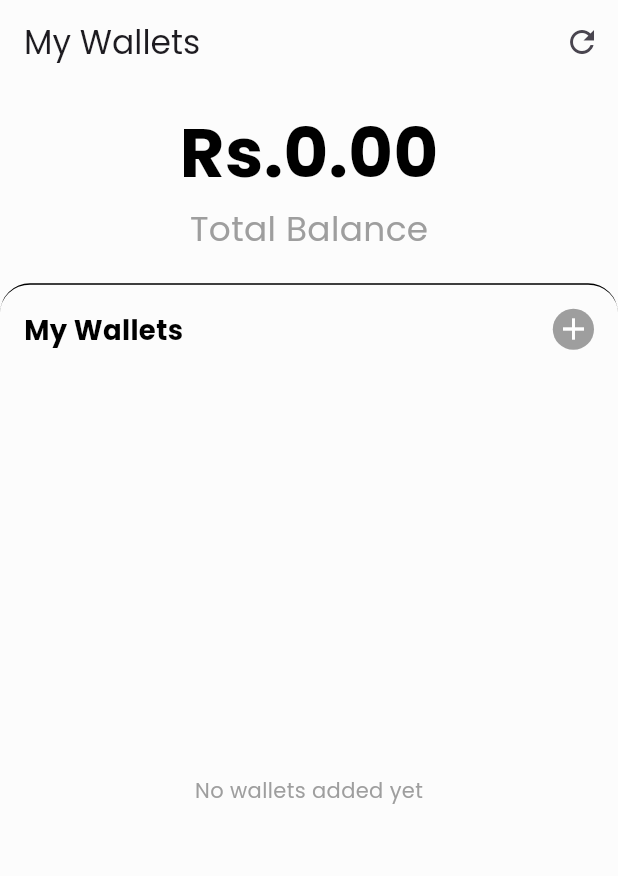
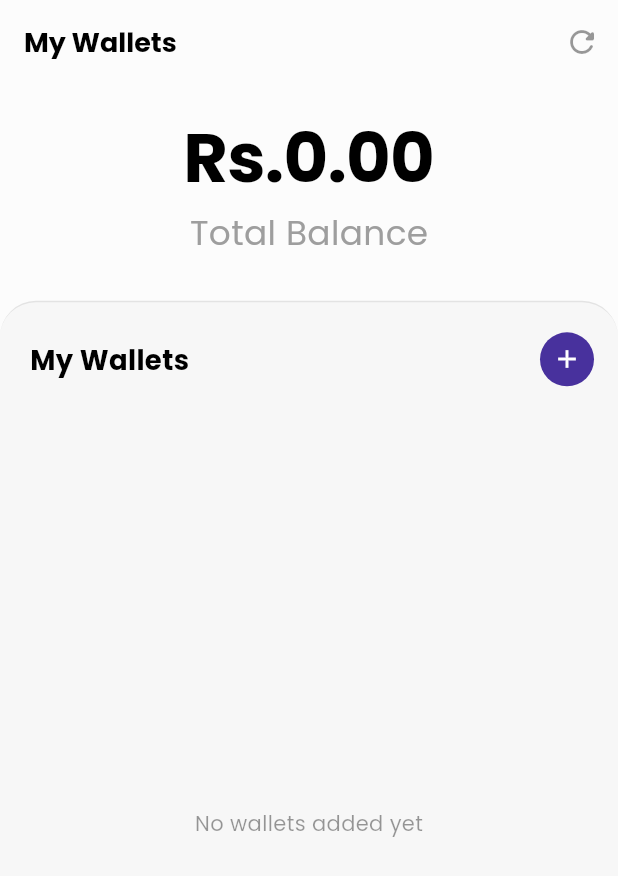
Before and after one commit to sanzay-c/finance_tracker, a Flutter app: the WalletScreen screen opened directly, on a phone screen of 412 x 824 dp. Shown: the top 876 px of the screen. Run offline on Flutter 3.47's test engine with Material 3 defaults, Android fonts, the phone set to English and light mode, and no system bars; our stand-ins replace bloc, cached_network_image, cloud_firestore, firebase_auth, firebase_core, firebase_storage and 7 more; accounts and stored records are empty; statements that could not run were skipped.

Commit message:
fixed the UI and other details

```diff
--- a/lib/features/wallet/presentation/screens/wallet_screen.dart
+++ b/lib/features/wallet/presentation/screens/wallet_screen.dart
@@ -1,11 +1,13 @@
-import 'package:cached_network_image/cached_network_image.dart';
 import 'package:finance_tracker/features/wallet/presentation/bloc/add_wallet_bloc.dart';
+import 'package:finance_tracker/features/wallet/presentation/widgets/wallet_tile.dart';
 import 'package:flutter/material.dart';
 import 'package:flutter_bloc/flutter_bloc.dart';
 
 import 'package:finance_tracker/features/wallet/presentation/screens/add_wallet_screen.dart';
 import 'package:finance_tracker/core/constants/app_color.dart';
 import 'package:flutter_screenutil/flutter_screenutil.dart';
+
+const _primaryColor = Color(0xFF48319D);
 
 class WalletScreen extends StatefulWidget {
   const WalletScreen({super.key});
@@ -22,7 +24,6 @@ class _WalletScreenState extends State<WalletScreen> {
   }
 
   void _fetchWallets() {
-    print('🔄 Fetching wallets...');
     context.read<AddWalletBloc>().add(FetchWalletsEvent());
   }
 
@@ -31,110 +32,130 @@ class _WalletScreenState extends State<WalletScreen> {
       context,
       MaterialPageRoute(builder: (_) => const AddWalletScreen()),
     );
-    if (result == true) {
-      _fetchWallets();
-    }
+    if (result == true) _fetchWallets();
   }
 
   @override
   Widget build(BuildContext context) {
-    return Scaffold(
-      backgroundColor: getColorByTheme(
+    final bgColor = getColorByTheme(
       context: context,
       colorClass: AppColors.backgroundColor,
+    );
+    final textColor = getColorByTheme(
+      context: context,
+      colorClass: AppColors.textColor,
+    );
+    final isDark = bgColor.computeLuminance() < 0.5;
+
+    return Scaffold(
+      backgroundColor: bgColor,
+      appBar: AppBar(
+        backgroundColor: bgColor,
+        elevation: 0,
+        automaticallyImplyLeading: false,
+        title: Text(
+          'My Wallets',
+          style: TextStyle(
+            fontWeight: FontWeight.w700,
+            fontSize: 18,
+            color: textColor,
           ),
-      appBar: AppBar(
-        backgroundColor: getColorByTheme(
-          context: context,
-          colorClass: AppColors.backgroundColor,
         ),
-        title: Text('My Wallets'),
-        automaticallyImplyLeading: false,
         actions: [
-          IconButton(icon: const Icon(Icons.refresh), onPressed: _fetchWallets),
+          IconButton(
+            icon: Icon(Icons.refresh_rounded,
+                color: textColor.withValues(alpha: 0.4)),
+            onPressed: _fetchWallets,
+          ),
         ],
       ),
       body: SafeArea(
         child: BlocConsumer<AddWalletBloc, AddWalletState>(
           listener: (context, state) {
             if (state is AddWalletError) {
-              print('❌ Error: ${state.errorMessage}');
-              ScaffoldMessenger.of(
-                context,
-              ).showSnackBar(SnackBar(content: Text(state.errorMessage)));
+              ScaffoldMessenger.of(context).showSnackBar(
+                SnackBar(
+                  content: Row(
+                    children: [
+                      const Icon(Icons.error_outline,
+                          color: Colors.white, size: 18),
+                      const SizedBox(width: 8),
+                      Text(state.errorMessage),
+                    ],
+                  ),
+                  behavior: SnackBarBehavior.floating,
+                  backgroundColor: Colors.red.shade700,
+                  shape: RoundedRectangleBorder(
+                      borderRadius: BorderRadius.circular(10)),
+                  margin: const EdgeInsets.all(16),
+                ),
+              );
             }
           },
           builder: (context, state) {
-            print('🏗️ Building with state: ${state.runtimeType}');
-
             if (state is AddWalletLoading) {
-              print('⏳ Loading...');
-              return const Center(child: CircularProgressIndicator());
+              return const Center(
+                  child: CircularProgressIndicator(color: _primaryColor));
             }
 
             if (state is! GetWalletsLoaded) {
-              print('📭 No wallets loaded yet');
-              return const Center(child: Text('No wallets found'));
+              return Center(
+                child: Text('No wallets found',
+                    style: TextStyle(color: textColor.withValues(alpha: 0.4))),
+              );
             }
 
             final wallets = state.wallets;
-            print('💰 Loaded ${wallets.length} wallets:');
-            for (var wallet in wallets) {
-              print('  - ${wallet.name}: Rs.${wallet.amount}');
-            }
-
-            final totalBalance = wallets.fold<double>(
-              0,
-              (sum, wallet) => sum + wallet.amount,
-            );
-            print('💵 Total balance: Rs.$totalBalance');
+            final totalBalance =
+                wallets.fold<double>(0, (sum, w) => sum + w.amount);
 
             return Column(
-              crossAxisAlignment: CrossAxisAlignment.center,
               children: [
-                20.verticalSpace,
+                Padding(
+                  padding: const EdgeInsets.fromLTRB(20, 16, 20, 28),
+                  child: Column(
+                    children: [
                       Text(
                         'Rs.${totalBalance.toStringAsFixed(2)}',
                         style: TextStyle(
                           fontSize: 80.sp,
                           fontWeight: FontWeight.bold,
-                    color: getColorByTheme(
-                      context: context,
-                      colorClass: AppColors.textColor,
-                    ),
+                          color: textColor,
+                          letterSpacing: -0.5,
                         ),
                       ),
                       4.verticalSpace,
                       Text(
                         'Total Balance',
-                  style: TextStyle(color: Colors.grey, fontSize: 40.sp),
-                ),
-                30.verticalSpace,
-                Expanded(
-                  child: Container(
-                    decoration: BoxDecoration(
-                      border: Border(
-                        top: BorderSide(
-                          color: getColorByTheme(
-                            context: context,
-                            colorClass: AppColors.textColor,
+                        style: TextStyle(
+                          color: Colors.grey,
+                          fontSize: 40.sp,
                         ),
                       ),
-                        left: BorderSide.none,
-                        right: BorderSide.none,
-                        bottom: BorderSide.none,
-                      ),
-                      borderRadius: const BorderRadius.only(
-                        topLeft: Radius.circular(20),
-                        topRight: Radius.circular(20),
+                    ],
                   ),
                 ),
 
-                    padding: const EdgeInsets.all(16),
+                Expanded(
+                  child: Container(
+                    width: double.infinity,
+                    decoration: BoxDecoration(
+                      color: isDark
+                          ? Colors.white.withValues(alpha: 0.03)
+                          : Colors.black.withValues(alpha: 0.02),
+                      borderRadius: const BorderRadius.vertical(
+                          top: Radius.circular(24)),
+                      border: Border(
+                        top: BorderSide(
+                            color: textColor.withValues(alpha: 0.08), width: 1),
+                      ),
+                    ),
                     child: Column(
                       crossAxisAlignment: CrossAxisAlignment.start,
                       children: [
-                        Row(
+                        Padding(
+                          padding: const EdgeInsets.fromLTRB(20, 20, 16, 16),
+                          child: Row(
                             mainAxisAlignment: MainAxisAlignment.spaceBetween,
                             children: [
                               Text(
@@ -142,119 +163,44 @@ class _WalletScreenState extends State<WalletScreen> {
                                 style: TextStyle(
                                   fontWeight: FontWeight.bold,
                                   fontSize: 32.sp,
-                                color: getColorByTheme(
-                                  context: context,
-                                  colorClass: AppColors.textColor,
+                                  color: textColor,
                                 ),
                               ),
+                              GestureDetector(
+                                onTap: _navigateToAddWallet,
+                                child: Container(
+                                  width: 36,
+                                  height: 36,
+                                  decoration: BoxDecoration(
+                                    color: _primaryColor,
+                                    shape: BoxShape.circle,
                                   ),
-                            InkWell(
-                              onTap: _navigateToAddWallet,
-                              child: CircleAvatar(
-                                radius: 24.r,
-                                backgroundColor: Colors.grey,
-                                child: const Icon(
-                                  Icons.add,
-                                  color: Colors.white,
-                                ),
-                              ),
-                            ),
-                          ],
-                        ),
-                        20.verticalSpace,
-                        Expanded(
-                          child:
-                              wallets.isEmpty
-                                  ? const Center(
-                                    child: Text(
-                                      'No wallets added yet',
-                                      style: TextStyle(color: Colors.grey),
-                                    ),
-                                  )
-                                  : ListView.separated(
-                                    padding: const EdgeInsets.only(bottom: 100),
-                                    itemCount: wallets.length,
-                                    separatorBuilder:
-                                        (_, __) => const SizedBox(height: 16),
-                                    itemBuilder: (context, index) {
-                                      final wallet = wallets[index];
-                                      return Row(
-                                        children: [
-                                          ClipRRect(
-                                            borderRadius: BorderRadius.circular(
-                                              10.r,
-                                            ),
-                                            // ignore: unnecessary_null_comparison
-                                            child: wallet.imageUrl != null &&
-                                                    // ignore: unnecessary_non_null_assertion
-                                                    wallet.imageUrl!.isNotEmpty
-                                                ? CachedNetworkImage(
-                                                    // ignore: unnecessary_non_null_assertion
-                                                    imageUrl: wallet.imageUrl!,
-                                                    height: 110.h,
-                                                    width: 130.w,
-                                                    fit: BoxFit.cover,
-                                                    placeholder: (context, url) => Container(
-                                                      height: 110.h,
-                                                      width: 130.w,
-                                                      color: Colors.grey.shade200,
-                                                      child: const Center(
-                                                        child: CircularProgressIndicator(strokeWidth: 2),
-                                                      ),
-                                                    ),
-                                                    errorWidget: (context, url, error) => Container(
-                                                      height: 110.h,
-                                                      width: 130.w,
-                                                      color: Colors.grey.shade300,
-                                                      child: const Icon(
-                                                        Icons.broken_image,
-                                                        color: Colors.grey,
-                                                      ),
-                                                    ),
-                                                  )
-                                                : Container(
-                                                    height: 110.h,
-                                                    width: 130.w,
-                                                    color: Colors.grey.shade300,
-                                                    child: const Icon(
-                                                      Icons.wallet_outlined,
-                                                      color: Colors.grey,
-                                                    ),
-                                                  ),
-                                          ),
-                                          12.horizontalSpace,
-                                          Expanded(
-                                            child: Column(
-                                              crossAxisAlignment:
-                                                  CrossAxisAlignment.start,
-                                              children: [
-                                                Text(
-                                                  wallet.name,
-                                                  style: TextStyle(
-                                                    fontWeight: FontWeight.bold,
-                                                    fontSize: 16,
-                                                    color: getColorByTheme(
-                                                      context: context,
-                                                      colorClass:
-                                                          AppColors.textColor,
-                                                    ),
-                                                  ),
-                                                ),
-                                                4.verticalSpace,
-                                                Text(
-                                                  'Rs.${wallet.amount.toStringAsFixed(2)}',
-                                                  style: const TextStyle(
-                                                    color: Colors.grey,
+                                  child: const Icon(Icons.add,
+                                      color: Colors.white, size: 20),
                                 ),
                               ),
                             ],
                           ),
                         ),
-                                          const Icon(
-                                            Icons.arrow_forward_ios,
-                                            size: 18,
+
+                        Expanded(
+                          child: wallets.isEmpty
+                              ? Center(
+                                  child: Text(
+                                    'No wallets added yet',
+                                    style: TextStyle(
+                                        color: textColor.withValues(alpha: 0.4)),
                                   ),
-                                        ],
+                                )
+                              : ListView.builder(
+                                  padding: const EdgeInsets.fromLTRB(
+                                      16, 0, 16, 100),
+                                  itemCount: wallets.length,
+                                  itemBuilder: (context, index) {
+                                    return WalletTile(
+                                      wallet: wallets[index],
+                                      textColor: textColor,
+                                      isDark: isDark,
                                     );
                                   },
                                 ),
```
Also changed, not shown: lib/features/transactions/presentation/widget/add_transaction_form.dart (+24 -0 lines), lib/features/wallet/presentation/widgets/image_place_holder.dart (added, +33 -0 lines), lib/features/wallet/presentation/widgets/wallet_tile.dart (added, +100 -0 lines). Lines whose indentation alone changed are shown as unchanged.
